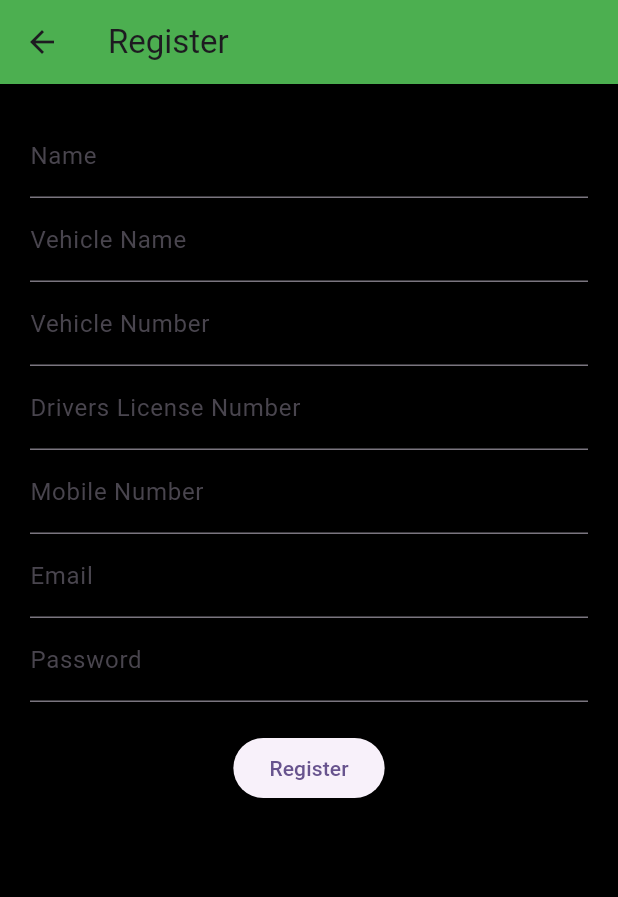
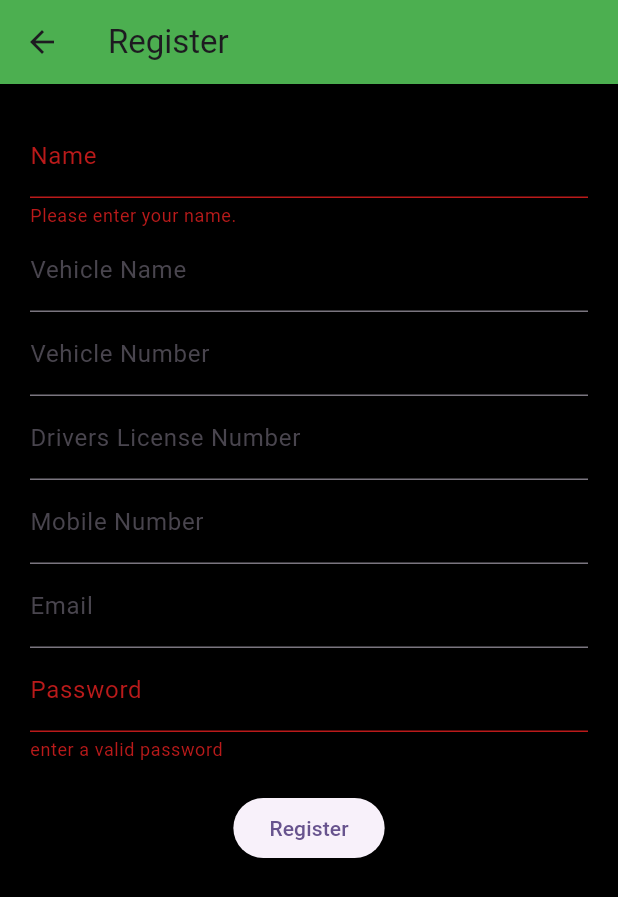
Before and after one commit to sain-fullstack-developer/Flutter-drivers-app, a Flutter app: the screen it shows after launch, after a tap on "Register", on a phone screen of 412 x 824 dp. Shown: the top 897 px of the screen. Run offline on Flutter 3.47's test engine with Material 2 defaults, Android fonts, the phone set to English and light mode, and no system bars; our stand-ins replace firebase_core, firebase_database, firebase_messaging, fluttertoast, form_field_validator; accounts and stored records are empty; network calls fail; statements that could not run were skipped.

Commit message:
added register screen validation and stored data to firebase db

```diff
--- a/lib/main.dart
+++ b/lib/main.dart
@@ -1,19 +1,14 @@
 import 'package:flutter/material.dart';
 import 'package:firebase_core/firebase_core.dart';
+import 'package:ola_drivers_app/firebase_options.dart';
 import 'package:ola_drivers_app/splashScreen/splash_screen.dart';
 import 'package:firebase_messaging/firebase_messaging.dart';
 
 void main() async {
   WidgetsFlutterBinding.ensureInitialized();
-  FirebaseOptions options = FirebaseOptions(
-    apiKey: 'AIzaSyCQkSbihlW_pTUI0fcbIvgFRO7EPJGYFqE',
-    appId: 'com.example.ola_drivers_app',
-    projectId: 'drivers-app-ola',
-    messagingSenderId: '514854751503',
-  );
 
   // Initialize the Firebase SDK.
-  await Firebase.initializeApp(options: options);
+  await Firebase.initializeApp(options: DefaultFirebaseOptions.currentPlatform);
 
   await FirebaseMessaging.instance.requestPermission();
 
--- a/lib/registerScreen/register_screen.dart
+++ b/lib/registerScreen/register_screen.dart
@@ -1,5 +1,10 @@
 import 'package:flutter/material.dart';
 import 'package:firebase_database/firebase_database.dart';
+import 'package:ola_drivers_app/mainScreen/main_screen.dart';
+import 'package:fluttertoast/fluttertoast.dart';
+import 'package:form_field_validator/form_field_validator.dart';
+
+
 
 class RegisterScreen extends StatefulWidget {
   const RegisterScreen({super.key});
@@ -11,6 +16,14 @@ class RegisterScreen extends StatefulWidget {
 class _RegisterScreenState extends State<RegisterScreen> {
   final _formKey = GlobalKey<FormState>();
 
+  late DatabaseReference dbRef;
+
+  @override
+  void initState() {
+    super.initState();
+    dbRef = FirebaseDatabase.instance.ref().child('drivers');
+  }
+
   String _name = '';
   String _email = '';
   String _password = '';
@@ -18,6 +31,29 @@ class _RegisterScreenState extends State<RegisterScreen> {
   String _vehicle_number = '';
   String _drivers_license = '';
   String _phone = '';
+
+  void _submitForm() {
+    final form = _formKey.currentState;
+
+    if (form!.validate()) {
+      Map<String, String> drivers = {
+        'name': _name,
+        'email': _email,
+        'password': _password,
+        'vehicle_name': _vehicle_name,
+        'vehicle_number': _vehicle_number,
+        'drivers_license': _drivers_license,
+        'phone': _phone,
+      };
+      dbRef.push().set(drivers);
+       Navigator.push(context,
+                      MaterialPageRoute(builder: (e) => const MainScreen()));
+    } else {
+      print('validation failed!');
+    }
+    print(form!.validate());
+    // Do something with the form data.
+  }
 
   @override
   Widget build(BuildContext context) {
@@ -34,6 +70,12 @@ class _RegisterScreenState extends State<RegisterScreen> {
           child: Column(
             children: [
               TextFormField(
+                validator: (value) {
+                  if (value!.isEmpty) {
+                    return 'Please enter your name.';
+                  }
+                  return null;
+                },
                 decoration: InputDecoration(labelText: 'Name'),
                 onChanged: (value) {
                   _name = value;
@@ -63,6 +105,7 @@ class _RegisterScreenState extends State<RegisterScreen> {
                 style: TextStyle(color: Colors.white),
               ),
               TextFormField(
+                validator: ,
                 decoration: InputDecoration(labelText: 'Mobile Number'),
                 onChanged: (value) {
                   _phone = value;
@@ -70,6 +113,8 @@ class _RegisterScreenState extends State<RegisterScreen> {
                 style: TextStyle(color: Colors.white),
               ),
               TextFormField(
+                validator:
+                    EmailValidator(errorText: 'enter a valid email address'),
                 decoration: InputDecoration(labelText: 'Email'),
                 style: TextStyle(color: Colors.white),
                 onChanged: (value) {
@@ -77,6 +122,8 @@ class _RegisterScreenState extends State<RegisterScreen> {
                 },
               ),
               TextFormField(
+                validator:
+                    MinLengthValidator(errorText: 'enter a valid password', 6),
                 decoration: InputDecoration(labelText: 'Password'),
                 style: TextStyle(color: Colors.white),
                 obscureText: true,
@@ -88,19 +135,8 @@ class _RegisterScreenState extends State<RegisterScreen> {
               ElevatedButton(
                 child: Text('Register'),
                 onPressed: () {
-                  FirebaseDatabase database = FirebaseDatabase.instance;
-                  DatabaseReference ref = database.ref('drivers');
-                  ref.set({
-                    _name,
-                    _email,
-                    _password,
-                    _vehicle_name,
-                    _vehicle_number,
-                    _drivers_license,
-                    _phone
-                  });
+                  _submitForm();
 
-                  print('drivers');
                 },
               ),
             ],
--- a/pubspec.yaml
+++ b/pubspec.yaml
@@ -38,6 +38,8 @@ dependencies:
   firebase_auth: ^4.8.0
   firebase_database: ^10.2.5
   firebase_messaging: ^14.6.7
+  fluttertoast: ^8.2.2
+  form_field_validator: ^1.1.0
 
 dev_dependencies:
   flutter_test:
```
Also changed, not shown: lib/firebase_options.dart (added), pubspec.lock, 1 other file.
